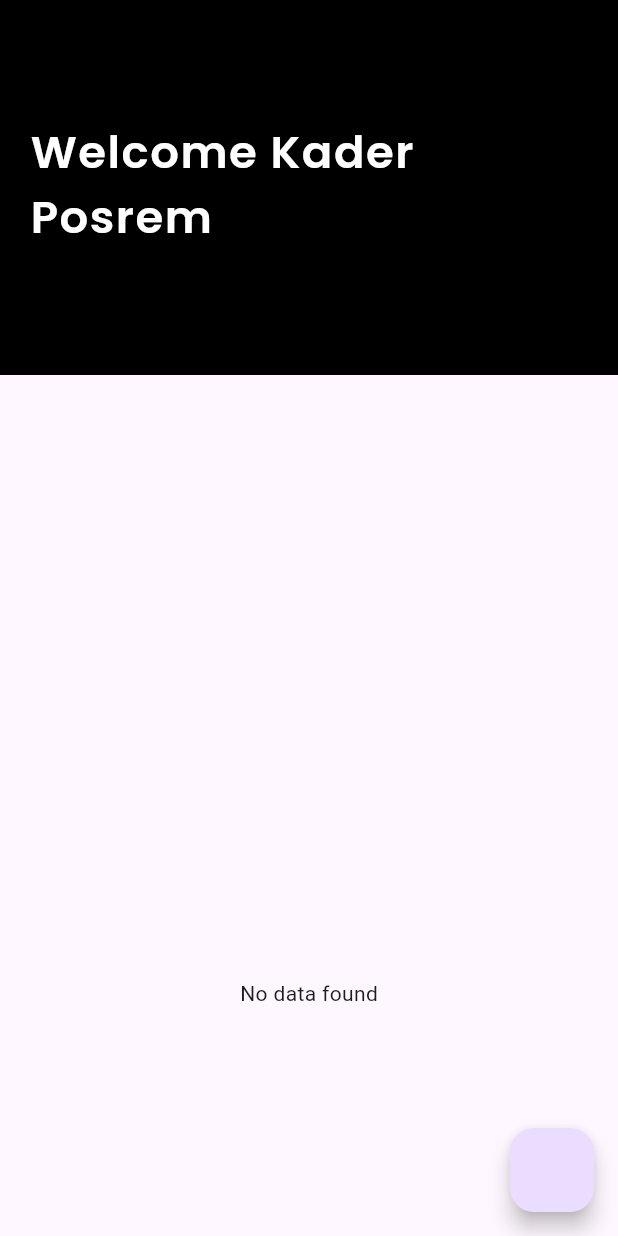
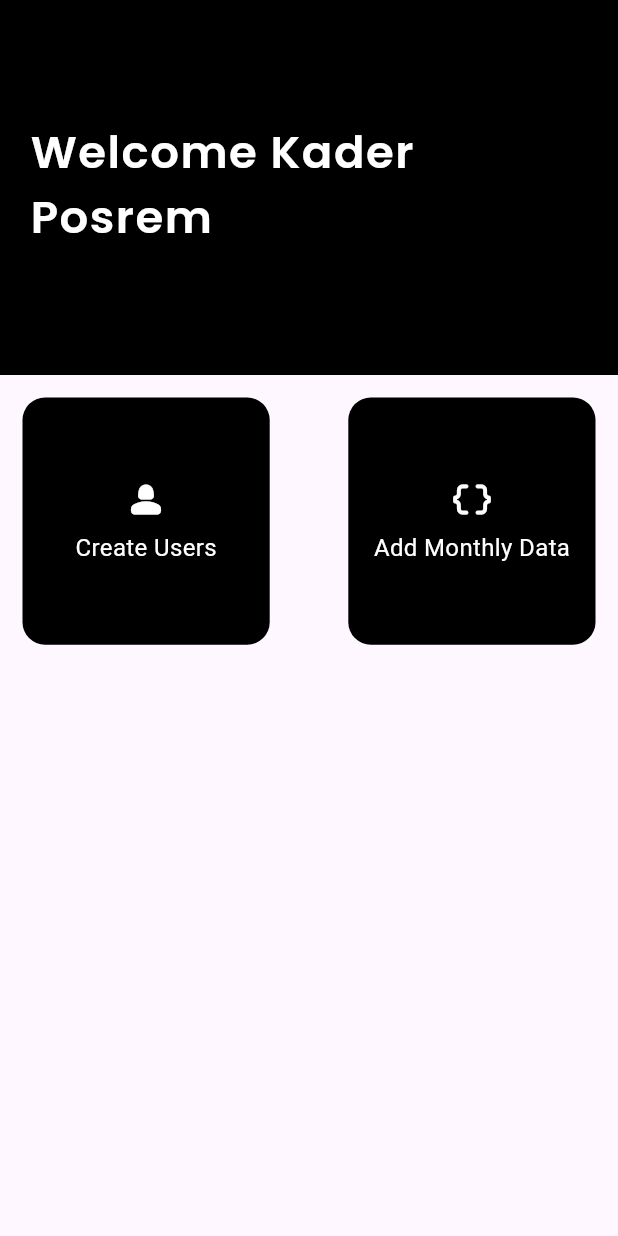
Before and after one commit to MRidhoPS/Posrem_App, a Flutter app: the screen it shows after launch, on a phone screen of 412 x 824 dp. Run offline on Flutter 3.47's test engine with Material 3 defaults, Android fonts, the phone set to English and light mode, and no system bars; our stand-ins replace cloud_firestore, firebase_core, google_fonts; accounts and stored records are empty.

Commit message:
fix home interface

```diff
--- /dev/null
+++ b/lib/components/button_navigation_components.dart
@@ -0,0 +1,82 @@
+import 'package:flutter/material.dart';
+import 'package:posrem_webapp/components/widget_list.dart';
+import 'package:posrem_webapp/page/add_user.dart';
+
+class ButtonNavComponents extends StatelessWidget {
+  const ButtonNavComponents({
+    super.key,
+  });
+
+  @override
+  Widget build(BuildContext context) {
+    return const Padding(
+      padding: EdgeInsets.all(15.0),
+      child: Row(
+        mainAxisAlignment: MainAxisAlignment.spaceBetween,
+        children: [
+          ButtonNavigation(
+            targetScreen: AddUser(),
+            icons: Icons.person_2_rounded,
+            text: "Create Users",
+          ),
+          ButtonNavigation(
+            targetScreen: DataUsers(),
+            icons: Icons.data_object_rounded,
+            text: "Add Monthly Data",
+          ),
+        ],
+      ),
+    );
+  }
+}
+
+class ButtonNavigation extends StatelessWidget {
+  const ButtonNavigation({
+    super.key,
+    required this.icons,
+    required this.text,
+    required this.targetScreen,
+  });
+
+  final Widget targetScreen;
+  final IconData icons;
+  final String text;
+
+  @override
+  Widget build(BuildContext context) {
+    return GestureDetector(
+      onTap: () {
+        Navigator.of(context).push(MaterialPageRoute(
+          builder: (context) => targetScreen,
+        ));
+      },
+      child: Container(
+        height: MediaQuery.of(context).size.height * 0.2,
+        width: MediaQuery.of(context).size.width * 0.4,
+        decoration: BoxDecoration(
+            color: Colors.black, borderRadius: BorderRadius.circular(15)),
+        child: Column(
+          mainAxisAlignment: MainAxisAlignment.center,
+          crossAxisAlignment: CrossAxisAlignment.center,
+          children: [
+            Icon(
+              icons,
+              color: Colors.white,
+              size: 30,
+            ),
+            const SizedBox(
+              height: 6,
+            ),
+            Text(
+              text,
+              style: const TextStyle(
+                fontSize: 16,
+                color: Colors.white,
+              ),
+            ),
+          ],
+        ),
+      ),
+    );
+  }
+}
--- a/lib/components/widget_list.dart
+++ b/lib/components/widget_list.dart
@@ -8,7 +8,12 @@ class DataUsers extends StatelessWidget {
 
   @override
   Widget build(BuildContext context) {
-    return SizedBox(
+    return Scaffold(
+      appBar: AppBar(
+        title: const Text('Add Monthly Data Users'),
+      ),
+      body: SafeArea(
+        child: SizedBox(
           height: MediaQuery.of(context).size.height,
           width: MediaQuery.of(context).size.width,
           child: Consumer<ListProvider>(
@@ -40,6 +45,8 @@ class DataUsers extends StatelessWidget {
               }
             },
           ),
+        ),
+      ),
     );
   }
 }
--- a/lib/page/home_user.dart
+++ b/lib/page/home_user.dart
@@ -1,36 +1,23 @@
 import 'package:flutter/material.dart';
+import 'package:posrem_webapp/components/button_navigation_components.dart';
 import 'package:posrem_webapp/components/top_banner.dart';
-import 'package:posrem_webapp/components/widget_list.dart';
-import 'package:posrem_webapp/page/add_user.dart';
 
-class HomePage extends StatefulWidget {
+class HomePage extends StatelessWidget {
   const HomePage({super.key});
 
   @override
-  State<HomePage> createState() => _HomePageState();
-}
-
-class _HomePageState extends State<HomePage> {
-  @override
   Widget build(BuildContext context) {
-    return Scaffold(
-      body: const SingleChildScrollView(
+    return const Scaffold(
+      body: SingleChildScrollView(
         child: SafeArea(
           child: Column(
             children: [
               TopBanner(),
-              DataUsers()
+              ButtonNavComponents()
             ],
           ),
         ),
       ),
-      floatingActionButton: FloatingActionButton(onPressed: () {
-        Navigator.push(
-            context,
-            MaterialPageRoute(
-              builder: (context) => const AddUser(),
-            ));
-      }),
     );
   }
 }
```
Lines whose indentation alone changed are shown as unchanged.
